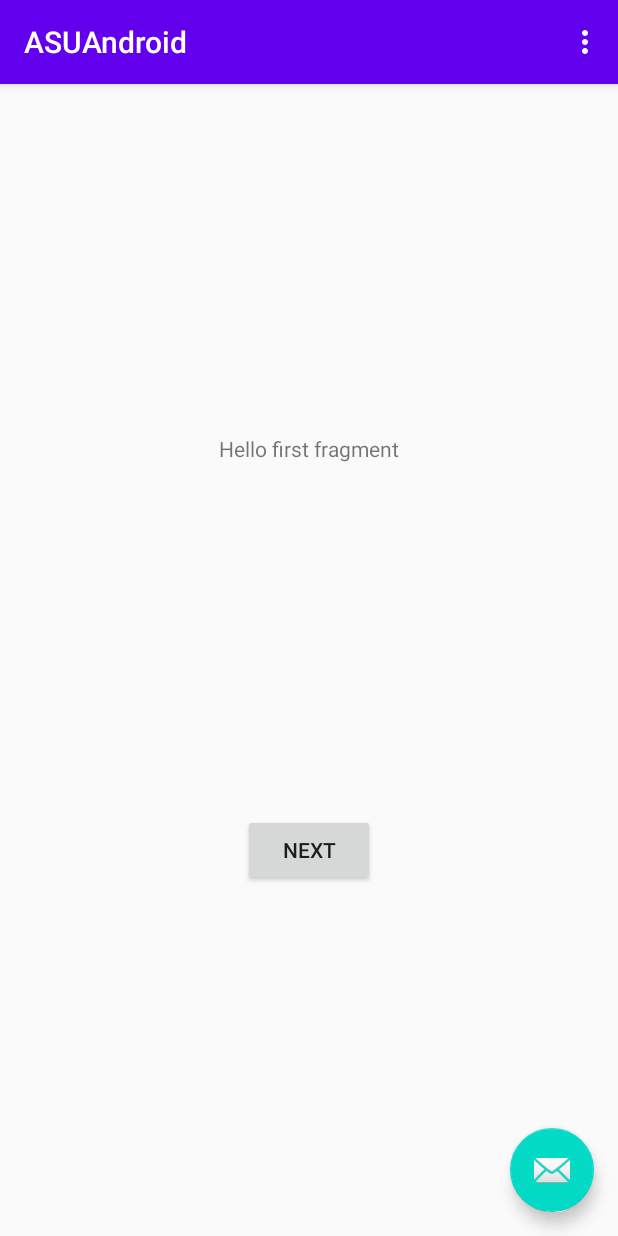
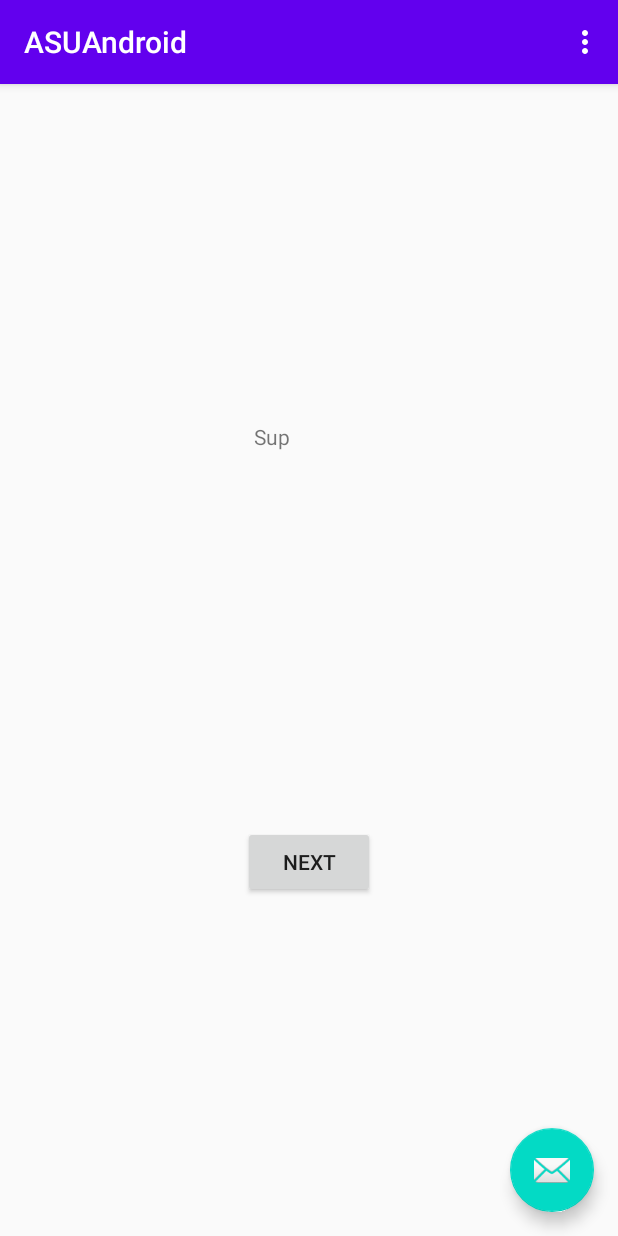
Before and after one commit to ETS-Android4/ASUAndroid, an Android app: the screen it shows after launch (MainActivity), on a phone screen of 412 x 824 dp. Run offline under Robolectric (Android 15) with nearby library versions, the phone set to English and light mode, and no system bars.

Commit message:
Changed Text from hello to sup

```diff
--- a/app/src/main/res/layout/fragment_first.xml
+++ b/app/src/main/res/layout/fragment_first.xml
@@ -8,9 +8,9 @@
 
     <TextView
         android:id="@+id/textview_first"
-        android:layout_width="wrap_content"
-        android:layout_height="wrap_content"
-        android:text="@string/hello_first_fragment"
+        android:layout_width="74dp"
+        android:layout_height="43dp"
+        android:text="@string/whatever_you_want"
         app:layout_constraintBottom_toTopOf="@id/button_first"
         app:layout_constraintEnd_toEndOf="parent"
         app:layout_constraintStart_toStartOf="parent"
--- a/app/src/main/res/values/strings.xml
+++ b/app/src/main/res/values/strings.xml
@@ -7,6 +7,6 @@
     <string name="next">Next</string>
     <string name="previous">Previous</string>
 
-    <string name="hello_first_fragment">Hello first fragment</string>
+    <string name="whatever_you_want">Sup</string>
     <string name="hello_second_fragment">Hello second fragment. Arg: %1$s</string>
 </resources>
```
